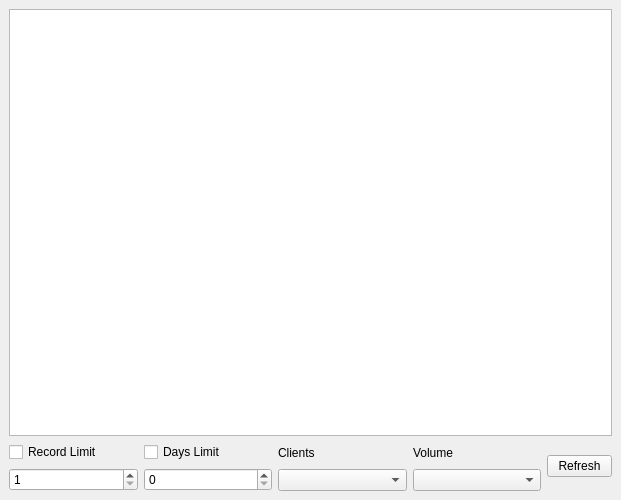
Qt form bacula/src/qt-console/joblist/joblist.ui (rkorzeniewski/bacula) before a commit.
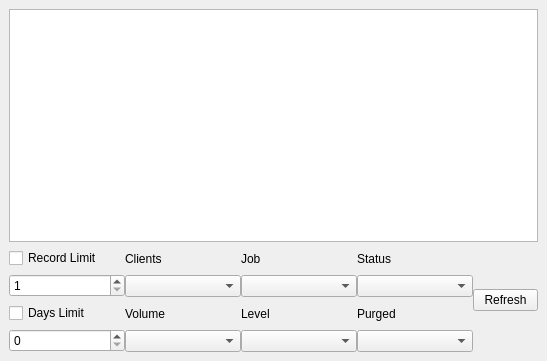
The same form after that commit. Icons and pictures are not drawn.

Commit message: Moved behavior of MainWin::setContextMenuDockText and setTreeWidgetItemDockColor to the pages class. Add column for purged flag to joblist.  Add four filters: job, level, status and purged. Add Feature to right click on job and get restore from time option, this populates the timestamp in the before box of the prerestore page.

```diff
--- a/bacula/src/qt-console/joblist/joblist.ui
+++ b/bacula/src/qt-console/joblist/joblist.ui
@@ -5,8 +5,8 @@
    <rect>
     <x>0</x>
     <y>0</y>
-    <width>621</width>
-    <height>500</height>
+    <width>547</width>
+    <height>361</height>
    </rect>
   </property>
   <property name="windowTitle" >
@@ -25,6 +25,14 @@
       <number>0</number>
      </property>
      <property name="spacing" >
+      <number>0</number>
+     </property>
+     <item>
+      <layout class="QVBoxLayout" >
+       <property name="margin" >
+        <number>0</number>
+       </property>
+       <property name="spacing" >
       <number>6</number>
      </property>
      <item>
@@ -81,6 +89,16 @@
        </item>
       </layout>
      </item>
+      </layout>
+     </item>
+     <item>
+      <layout class="QVBoxLayout" >
+       <property name="margin" >
+        <number>0</number>
+       </property>
+       <property name="spacing" >
+        <number>6</number>
+       </property>
      <item>
       <layout class="QVBoxLayout" >
        <property name="margin" >
@@ -121,6 +139,108 @@
        </item>
       </layout>
      </item>
+      </layout>
+     </item>
+     <item>
+      <layout class="QVBoxLayout" >
+       <property name="margin" >
+        <number>0</number>
+       </property>
+       <property name="spacing" >
+        <number>6</number>
+       </property>
+       <item>
+        <layout class="QVBoxLayout" >
+         <property name="margin" >
+          <number>0</number>
+         </property>
+         <property name="spacing" >
+          <number>6</number>
+         </property>
+         <item>
+          <widget class="QLabel" name="jobLabel" >
+           <property name="text" >
+            <string>Job</string>
+           </property>
+          </widget>
+         </item>
+         <item>
+          <widget class="QComboBox" name="jobComboBox" />
+         </item>
+        </layout>
+       </item>
+       <item>
+        <layout class="QVBoxLayout" >
+         <property name="margin" >
+          <number>0</number>
+         </property>
+         <property name="spacing" >
+          <number>6</number>
+         </property>
+         <item>
+          <widget class="QLabel" name="levelLabel" >
+           <property name="text" >
+            <string>Level</string>
+           </property>
+          </widget>
+         </item>
+         <item>
+          <widget class="QComboBox" name="levelComboBox" />
+         </item>
+        </layout>
+       </item>
+      </layout>
+     </item>
+     <item>
+      <layout class="QVBoxLayout" >
+       <property name="margin" >
+        <number>0</number>
+       </property>
+       <property name="spacing" >
+        <number>6</number>
+       </property>
+       <item>
+        <layout class="QVBoxLayout" >
+         <property name="margin" >
+          <number>0</number>
+         </property>
+         <property name="spacing" >
+          <number>6</number>
+         </property>
+         <item>
+          <widget class="QLabel" name="statusLabel" >
+           <property name="text" >
+            <string>Status</string>
+           </property>
+          </widget>
+         </item>
+         <item>
+          <widget class="QComboBox" name="statusComboBox" />
+         </item>
+        </layout>
+       </item>
+       <item>
+        <layout class="QVBoxLayout" >
+         <property name="margin" >
+          <number>0</number>
+         </property>
+         <property name="spacing" >
+          <number>6</number>
+         </property>
+         <item>
+          <widget class="QLabel" name="purgedLabel" >
+           <property name="text" >
+            <string>Purged</string>
+           </property>
+          </widget>
+         </item>
+         <item>
+          <widget class="QComboBox" name="purgedComboBox" />
+         </item>
+        </layout>
+       </item>
+      </layout>
+     </item>
      <item>
       <widget class="QPushButton" name="refreshButton" >
        <property name="maximumSize" >
```
Left out of the diff: 14 changed lines with no effect on the pictures. Lines whose indentation alone changed are shown as unchanged. The commit also changes 9 other files.
